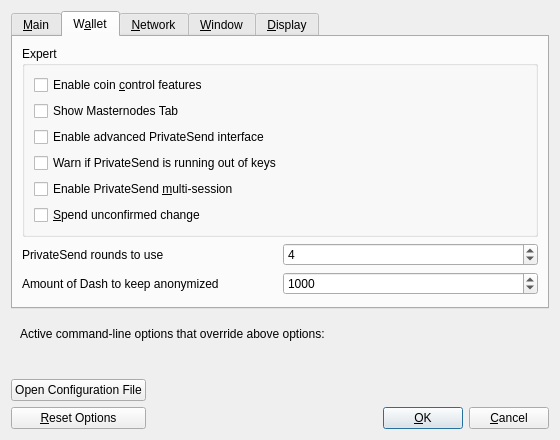
barrystyle/SUQA-0.17.1, file src/qt/forms/optionsdialog.ui: the form before one commit.
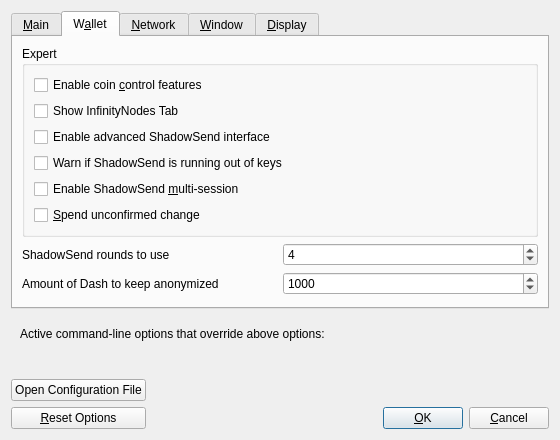
The form after the commit. The open tabs and pages were chosen to show the change. Custom widgets are drawn as their Qt base class.

What changed in the file:
```diff
--- a/src/qt/forms/optionsdialog.ui
+++ b/src/qt/forms/optionsdialog.ui
@@ -222,7 +222,7 @@
              <string>Show additional tab listing all your masternodes in first sub-tab&lt;br/&gt;and all masternodes on the network in second sub-tab.</string>
             </property>
             <property name="text">
-             <string>Show Masternodes Tab</string>
+             <string>Show InfinityNodes Tab</string>
             </property>
            </widget>
           </item>
@@ -232,7 +232,7 @@
              <string>Show additional information and buttons for PrivateSend on overview screen.</string>
             </property>
             <property name="text">
-             <string>Enable advanced PrivateSend interface</string>
+             <string>Enable advanced ShadowSend interface</string>
             </property>
            </widget>
           </item>
@@ -242,7 +242,7 @@
              <string>Show warning dialog when PrivateSend detects that wallet has very low number of keys left.</string>
             </property>
             <property name="text">
-             <string>Warn if PrivateSend is running out of keys</string>
+             <string>Warn if ShadowSend is running out of keys</string>
             </property>
            </widget>
           </item>
@@ -252,7 +252,7 @@
              <string>Whether to use experimental PrivateSend mode with multiple mixing sessions per block.&lt;br/&gt;Note: You must use this feature carefully.&lt;br/&gt;Make sure you always have recent wallet (auto)backup in a safe place!</string>
             </property>
             <property name="text">
-             <string>Enable PrivateSend &amp;multi-session</string>
+             <string>Enable ShadowSend &amp;multi-session</string>
             </property>
            </widget>
           </item>
@@ -277,7 +277,7 @@
             <string>This setting determines the amount of individual masternodes that an input will be anonymized through.&lt;br/&gt;More rounds of anonymization gives a higher degree of privacy, but also costs more in fees.</string>
            </property>
            <property name="text">
-            <string>PrivateSend rounds to use</string>
+            <string>ShadowSend rounds to use</string>
            </property>
           </widget>
          </item>
```
Left out of the diff: 12 changed lines with no effect on the pictures.
